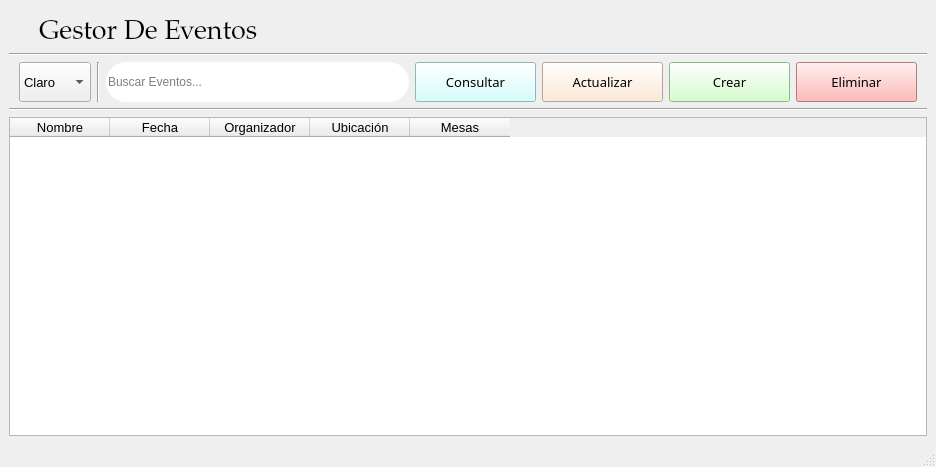
Old version of the form src/ui/PantallaPrincipal.ui in the repository IvanJesusCorbalanPascual/Gestor-de-Eventos.
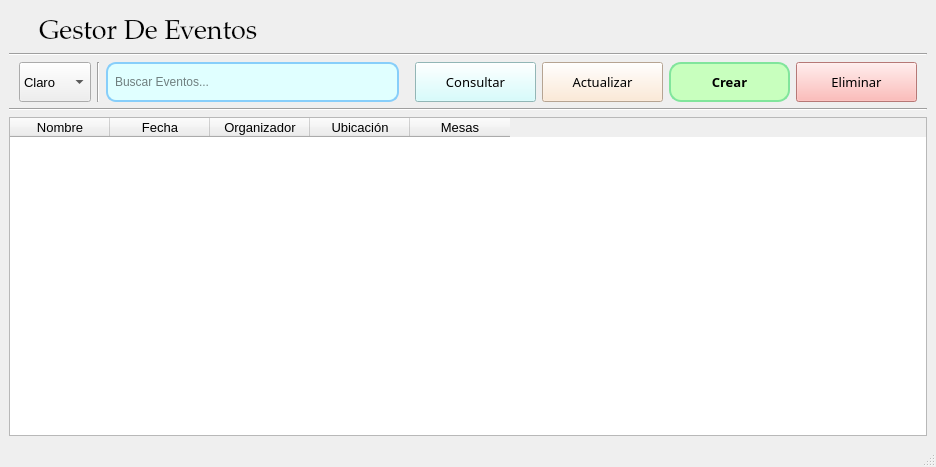
New version of the form. Icons and pictures are not drawn.

Diff of the .ui file:
```diff
--- a/src/ui/PantallaPrincipal.ui
+++ b/src/ui/PantallaPrincipal.ui
@@ -150,7 +150,17 @@
          </size>
         </property>
         <property name="styleSheet">
-         <string notr="true">border-radius:20px;</string>
+         <string notr="true">QLineEdit#lneBuscador {
+    background-color: #E0FFFF; /* Azul Celeste muy claro */
+    border: 2px solid #87CEFA; /* Borde sutil */
+    border-radius: 10px; /* Bordes redondeados */
+    padding: 5px;
+    margin-right: 10px; /* Margen para separarlo de los botones */
+}
+QLineEdit#lneBuscador:hover {
+    background-color: #B9FFFF;
+}
+</string>
         </property>
         <property name="placeholderText">
          <string>Buscar Eventos...</string>
@@ -223,6 +233,8 @@
          <font>
           <family>Alef</family>
           <pointsize>10</pointsize>
+          <weight>75</weight>
+          <bold>true</bold>
          </font>
         </property>
         <property name="cursor">
@@ -231,6 +243,18 @@
         <property name="styleSheet">
          <string notr="true">QWidget {
     background-color: rgb(200, 255, 190); /* Un verde muy pálido, casi menta */
+	padding:10px;	
+/* Estilos base comunes */
+    border: none;
+    border-radius: 12px; /* Bordes Redondeados para todos los botones */
+	border: 2px solid #81E59C; /* Borde sutil */
+    padding: 8px 15px;
+    font-weight: bold;
+    color: black;
+}
+
+QPushButton#btnCrearEvento:hover {
+    background-color: #81E59C;
 }</string>
         </property>
         <property name="text">
```
Left out of the diff: 15 changed lines with no effect on the pictures.
